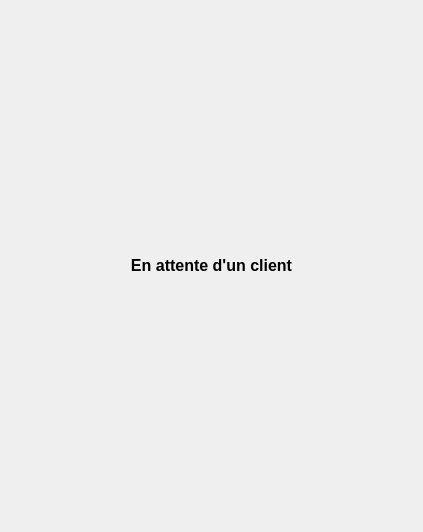
Before: the Qt Designer form mainwindow.ui in HugoAlberto/JeuQt, drawn with Qt 5.
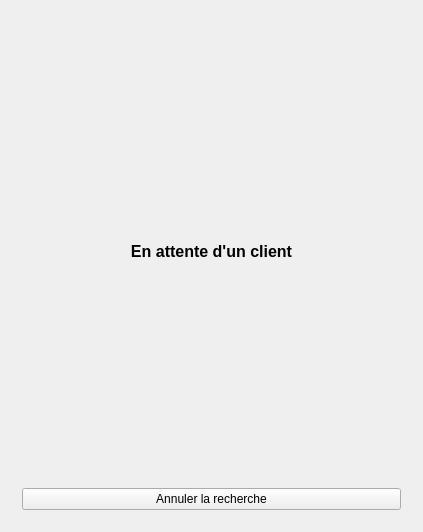
After: the same form once the commit is applied. The open tabs and pages were chosen to show the change. Icons and pictures are not drawn.

Patch:
```diff
--- a/mainwindow.ui
+++ b/mainwindow.ui
@@ -415,6 +415,16 @@
           </property>
          </widget>
         </item>
+        <item>
+         <widget class="QPushButton" name="pushButtonAnnulerLaRecherche">
+          <property name="styleSheet">
+           <string notr="true">background-image: url(:/Images/mescouilles.png);</string>
+          </property>
+          <property name="text">
+           <string>Annuler la recherche</string>
+          </property>
+         </widget>
+        </item>
        </layout>
       </widget>
      </widget>
```
Left out of the diff: 2 changed lines with no effect on the pictures.
